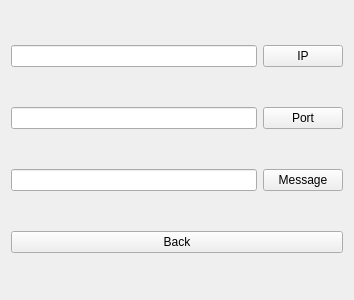
Qt form python/UI/client.ui (surya3997/GroupPlay) before a commit.
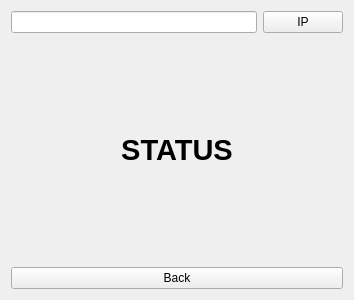
The same form after that commit.

Patch:
```diff
--- a/python/UI/client.ui
+++ b/python/UI/client.ui
@@ -14,34 +14,6 @@
    <string>Form</string>
   </property>
   <layout class="QGridLayout" name="gridLayout">
-   <item row="2" column="0">
-    <layout class="QHBoxLayout" name="horizontalLayout_4">
-     <item>
-      <widget class="QLineEdit" name="lineEdit_5"/>
-     </item>
-     <item>
-      <widget class="QPushButton" name="pushButton_5">
-       <property name="text">
-        <string>Message</string>
-       </property>
-      </widget>
-     </item>
-    </layout>
-   </item>
-   <item row="1" column="0">
-    <layout class="QHBoxLayout" name="horizontalLayout_3">
-     <item>
-      <widget class="QLineEdit" name="lineEdit_4"/>
-     </item>
-     <item>
-      <widget class="QPushButton" name="pushButton_4">
-       <property name="text">
-        <string>Port</string>
-       </property>
-      </widget>
-     </item>
-    </layout>
-   </item>
    <item row="0" column="0">
     <layout class="QHBoxLayout" name="horizontalLayout">
      <item>
@@ -56,13 +28,28 @@
      </item>
     </layout>
    </item>
-   <item row="3" column="0">
+   <item row="2" column="0">
     <widget class="QPushButton" name="pushButton">
      <property name="text">
       <string>Back</string>
      </property>
     </widget>
    </item>
+   <item row="1" column="0">
+    <layout class="QHBoxLayout" name="horizontalLayout_4">
+     <item>
+      <layout class="QVBoxLayout" name="verticalLayout">
+       <item>
+        <widget class="QLabel" name="label">
+         <property name="text">
+          <string>&lt;html&gt;&lt;head/&gt;&lt;body&gt;&lt;p align=&quot;center&quot;&gt;&lt;span style=&quot; font-size:22pt; font-weight:600;&quot;&gt;STATUS&lt;/span&gt;&lt;/p&gt;&lt;/body&gt;&lt;/html&gt;</string>
+         </property>
+        </widget>
+       </item>
+      </layout>
+     </item>
+    </layout>
+   </item>
   </layout>
   <zorder>horizontalLayoutWidget</zorder>
   <zorder>horizontalLayoutWidget_2</zorder>
```
Left out of the diff: 7 changed lines with no effect on the pictures.
